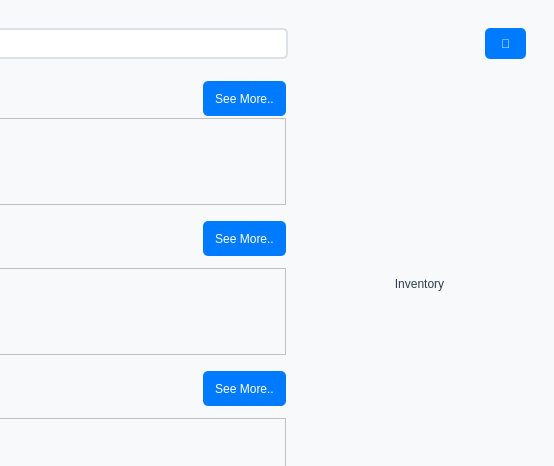
Before: the Qt Designer form mainwindow.ui in PocketLib-Devs/PocketLib, drawn with Qt 5; both pictures show x 264 to 818 and y 0 to 466 of the 818 by 641 pixel window.
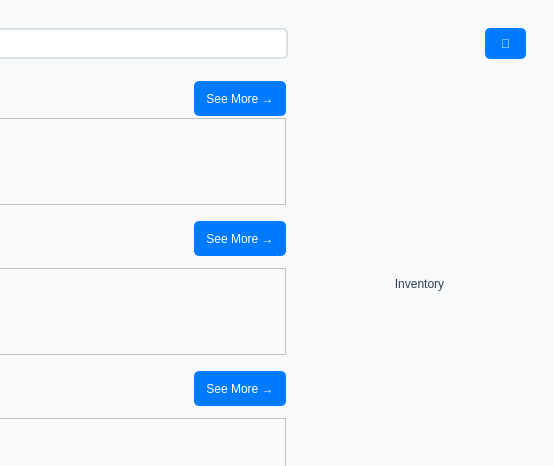
After: the same form once the commit is applied.

Commit message: Added functionality to view book cards, search books, see more books, and fetch details from book cards

Diff of the .ui file:
```diff
--- a/mainwindow.ui
+++ b/mainwindow.ui
@@ -333,7 +333,7 @@
                  </size>
                 </property>
                 <property name="text">
-                 <string>See More..</string>
+                 <string>See More →</string>
                 </property>
                </widget>
               </item>
@@ -378,7 +378,7 @@
                  </size>
                 </property>
                 <property name="text">
-                 <string>See More..</string>
+                 <string>See More →</string>
                 </property>
                </widget>
               </item>
@@ -423,7 +423,7 @@
                  </size>
                 </property>
                 <property name="text">
-                 <string>See More..</string>
+                 <string>See More →</string>
                 </property>
                </widget>
               </item>
```
Left out of the diff: 10 changed lines with no effect on the pictures. The commit also changes 2 other files.
